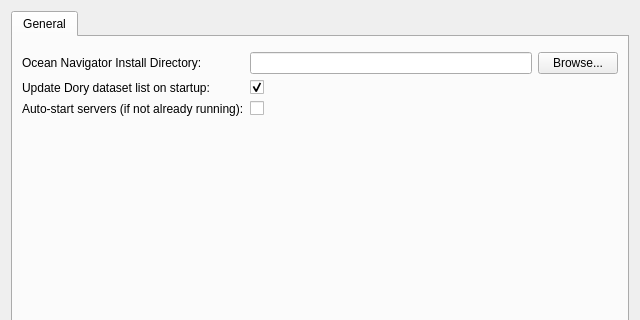
Qt form Config_Tool/dialogpreferences.ui (DFO-Ocean-Navigator/Navigator2Go) before a commit; both pictures show x 0 to 640 and y 0 to 320 of the 640 by 480 pixel window.
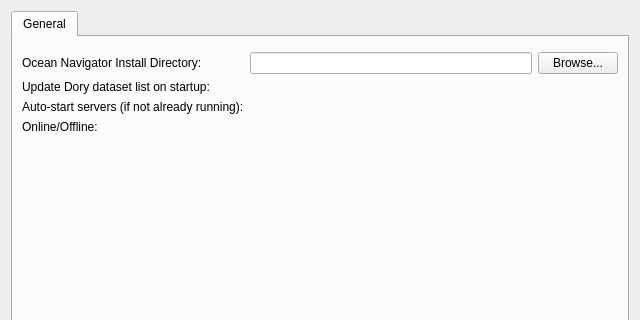
The same form after that commit. Custom widgets are drawn as their Qt base class.

Diff of the .ui file:
```diff
--- a/Config_Tool/dialogpreferences.ui
+++ b/Config_Tool/dialogpreferences.ui
@@ -82,16 +82,6 @@
            </property>
           </widget>
          </item>
-         <item row="2" column="1">
-          <widget class="QCheckBox" name="checkBoxUpdateDoryListOnStart">
-           <property name="text">
-            <string/>
-           </property>
-           <property name="checked">
-            <bool>true</bool>
-           </property>
-          </widget>
-         </item>
          <item row="3" column="0">
           <widget class="QLabel" name="label_3">
            <property name="text">
@@ -99,10 +89,16 @@
            </property>
           </widget>
          </item>
+         <item row="2" column="1">
+          <widget class="Switch" name="switchUpdateDoryDatasetsOnStart" native="true"/>
+         </item>
          <item row="3" column="1">
-          <widget class="QCheckBox" name="checkBoxAutoStartServers">
+          <widget class="Switch" name="switchAutoStartServers" native="true"/>
+         </item>
+         <item row="4" column="0">
+          <widget class="QLabel" name="label_4">
            <property name="text">
-            <string/>
+            <string>Online/Offline:</string>
            </property>
           </widget>
          </item>
@@ -124,6 +120,14 @@
    </item>
   </layout>
  </widget>
+ <customwidgets>
+  <customwidget>
+   <class>Switch</class>
+   <extends>QWidget</extends>
+   <header>switch.h</header>
+   <container>1</container>
+  </customwidget>
+ </customwidgets>
  <resources/>
  <connections>
   <connection>
```
Left out of the diff: 3 changed lines with no effect on the pictures.
